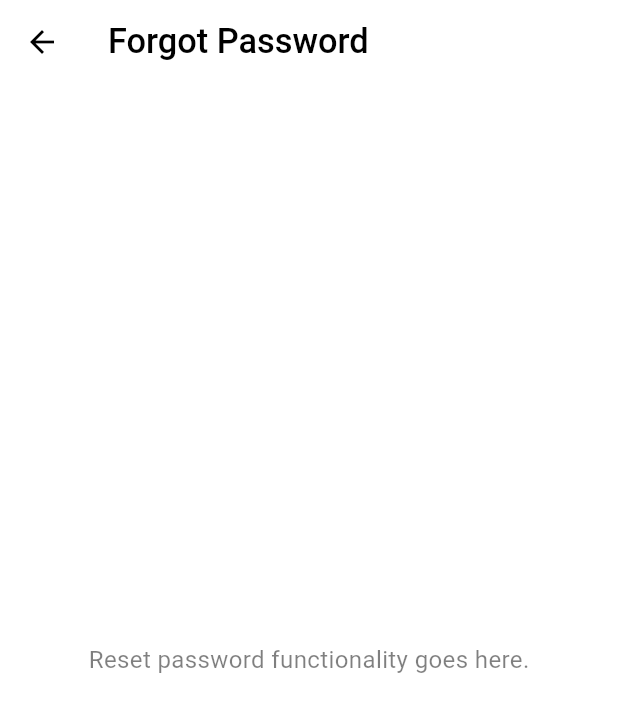
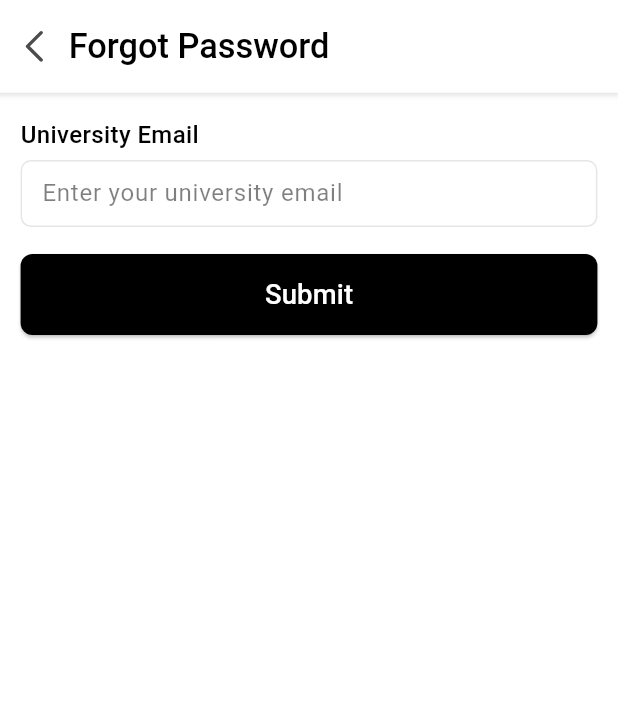
Before and after one commit to BillboEliasJohansson/Studentloppet-Frontend, a Flutter app: the ForgotPasswordScreen screen opened by its route, on a phone screen of 412 x 824 dp. Shown: the top 712 px of the screen. Run offline on Flutter 3.47's test engine with Material 3 defaults, Android fonts, the light colour scheme and no system bars; our stand-ins replace cached_network_image, flutter_svg.

Commit message:
Added partial functionallity to password reset

```diff
--- a/lib/Screens/forgot_password_screen.dart
+++ /dev/null
@@ -1,15 +0,0 @@
-import 'package:flutter/material.dart';
-
-class ForgotPasswordScreen extends StatelessWidget {
-  @override
-  Widget build(BuildContext context) {
-    return Scaffold(
-      appBar: AppBar(
-        title: Text("Forgot Password"),
-      ),
-      body: Center(
-        child: Text("Reset password functionality goes here."),
-      ),
-    );
-  }
-}
--- a/lib/Screens/login_screen.dart
+++ b/lib/Screens/login_screen.dart
@@ -1,7 +1,6 @@
 // ignore_for_file: must_be_immutable
 
 import 'package:flutter/material.dart';
-import 'package:studentloppet/Screens/signup_screen.dart';
 import 'package:studentloppet/routes/app_routes.dart';
 import 'package:studentloppet/theme/app_decoration.dart';
 import 'package:studentloppet/theme/custom_button_style.dart';
@@ -14,7 +13,7 @@
 import '../widgets/custom_elevated_button.dart';
 import '../widgets/custom_outlined_button.dart';
 import '../widgets/custom_text_form_field.dart';
-import 'forgot_password_screen.dart';
+import 'reset_screens/forgot_password_screen.dart';
 
 class LoginScreen extends StatelessWidget {
   LoginScreen({super.key});
@@ -68,7 +67,7 @@
                       },
                       child: Text(
                         "Forgot password?",
-                        style: theme.textTheme.bodyText1!.copyWith(
+                        style: theme.textTheme.bodyLarge!.copyWith(
                           color: Colors.blue,
                         ),
                       ),
@@ -213,11 +212,11 @@
       if (response.body == "true") {
         Navigator.pushNamed(context, AppRoutes.homeScreen);
       } else {
-        showErrorSnackbar(context, "Invalid Email Or Password");
+        showErrorSnackbar(context, "Invalid email or password");
       }
     } else {
       print("Error: " + response.statusCode.toString());
-      showErrorSnackbar(context, "Invalid Email Or Password");
+      showErrorSnackbar(context, "invalid email or password");
     }
   }
 }
--- /dev/null
+++ b/lib/Screens/reset_screens/forgot_password_screen.dart
@@ -0,0 +1,141 @@
+// ignore_for_file: must_be_immutable
+
+import 'package:flutter/material.dart';
+import 'package:provider/provider.dart';
+import 'package:studentloppet/User/user.dart';
+import 'package:studentloppet/networking/network.dart';
+import 'package:studentloppet/routes/app_routes.dart';
+import 'package:studentloppet/theme/custom_text_style.dart';
+import 'package:studentloppet/theme/theme_helper.dart';
+import 'package:studentloppet/utils/image_constant.dart';
+import 'package:studentloppet/utils/size_utils.dart';
+import 'package:studentloppet/utils/snackbars_util.dart';
+import 'package:studentloppet/utils/validation_functions.dart';
+import 'package:studentloppet/widgets/app_bar/appbar_leading_image.dart';
+import 'package:studentloppet/widgets/app_bar/appbar_title.dart';
+import 'package:studentloppet/widgets/app_bar/custom_app_bar.dart';
+import 'package:studentloppet/widgets/custom_elevated_button.dart';
+import 'package:studentloppet/widgets/custom_text_form_field.dart';
+
+class ForgotPasswordScreen extends StatelessWidget {
+
+  TextEditingController emailController = TextEditingController();
+
+  @override
+  Widget build(BuildContext context) {
+    final user = Provider.of<User>(context);
+    return SafeArea(
+      child: Scaffold(
+        resizeToAvoidBottomInset: false,
+        appBar: _buildAppBar(context),
+        body: SizedBox(
+          width: SizeUtils.width,
+          child: SingleChildScrollView(
+            padding: EdgeInsets.only(
+              bottom: MediaQuery.of(context).viewInsets.bottom,
+            ),
+            child: Form(
+              child: Container(
+                width: double.maxFinite,
+                padding: EdgeInsets.symmetric(
+                  horizontal: 12.h,
+                  vertical: 13.v,
+                ),
+                child: Column(
+                  children: [
+                    _buildInputEmail(context),
+                    SizedBox(height: 14.v),
+                    CustomElevatedButton(
+                      text: "Submit",
+                      buttonTextStyle: CustomTextStyles.titleMediumWhiteA700,
+                      onPressed: () async {
+                        await sendOtp(context, user);
+                      },
+                    ),
+                    SizedBox(height: 5.v)
+                  ],
+                ),
+              ),
+            ),
+          ),
+        ),
+      ),
+    );
+  }
+
+    Widget _buildInputEmail(BuildContext context) {
+    return Column(
+      crossAxisAlignment: CrossAxisAlignment.start,
+      children: [
+        Text(
+          "University Email",
+          style: theme.textTheme.titleSmall,
+        ),
+        SizedBox(height: 4.v),
+        CustomTextFormField(
+          controller: emailController,
+          hintText: "Enter your university email",
+          textInputType: TextInputType.emailAddress,
+        )
+      ],
+    );
+  }
+
+  PreferredSizeWidget _buildAppBar(BuildContext context) {
+    return CustomAppBar(
+      leadingWidth: 32.h,
+      leading: AppbarLeadingImage(
+        imagePath: ImageConstant.imgArrowLeft,
+        margin: EdgeInsets.only(
+          left: 8.h,
+          top: 12.v,
+          bottom: 12.v,
+        ),
+        onTap: () {
+          onTapArrowleftone(context);
+        },
+      ),
+      title: AppbarTitle(
+        text: "Forgot Password",
+        margin: EdgeInsets.only(left: 8.h),
+      ),
+      styleType: Style.bgShadow,
+    );
+  }
+
+    onTapArrowleftone(BuildContext context) {
+    Navigator.pop(context);
+  }
+
+  Future<void> sendOtp(BuildContext context, User user) async {
+    if (emailController.text.contains("hej")){
+      user.email = emailController.text;
+      Navigator.pushNamed(context, AppRoutes.verifyOtpScreen);
+      return;
+    }
+
+    if (!isValidEmail(emailController.text)) {
+      showErrorSnackbar(context, "Invalid Email");
+      return;
+    }
+
+    // Fetch data asynchronously and wait for the result
+    final response = await network.callOtp(emailController.text);
+
+    // Check if the request was successful
+    if (response.statusCode == 200) {
+      print("Response: " + response.body);
+      if (response.body.contains("Email sent, verification available")) {
+        showSuccesfulSnackbar(context, "Success");
+        user.email = emailController.text;
+        Navigator.pushNamed(context, AppRoutes.verifyOtpScreen);
+      }
+      if (response.body.contains("User not found")) {
+        showErrorSnackbar(context, "User not found");
+      }
+    } else {
+      showErrorSnackbar(context, "Internal Server Error");
+      print("Error: " + response.statusCode.toString());
+    }
+  }
+}
--- /dev/null
+++ b/lib/User/user.dart
@@ -0,0 +1,14 @@
+import 'package:flutter/foundation.dart';
+
+class User with ChangeNotifier {
+  String _email; // Explicit default value to avoid null
+
+  User([this._email = '']); // Default empty string for initial value
+
+  String get email => _email;
+
+  set email(String newEmail) {
+    _email = newEmail;
+    notifyListeners(); // Notify listeners of change
+  }
+}
--- a/lib/networking/network.dart
+++ b/lib/networking/network.dart
@@ -22,6 +22,26 @@
             "/" +
             password));
 
+    return response;
+  }
+
+  static Future<http.Response> callOtp(String email) async {
+    final response = await http.get(Uri.parse(
+        'https://group-15-2.pvt.dsv.su.se/forgotPassword/verifyEmail/' +
+            email));
+    return response;
+  }
+
+  static Future<http.Response> sendOtp(String otp , String email) async {
+    final response = await http.get(Uri.parse(
+        "https://group-15-2.pvt.dsv.su.se/forgotPassword/verifyOtp/" + otp + "/" + email));
+    return response;
+  }
+
+  //TODO RECORD
+  static Future<http.Response> updatePassword(String password , String email) async {
+    final response = await http.get(Uri.parse(
+        "https://group-15-2.pvt.dsv.su.se/forgotPassword/verifyOtp/" + password + "/" + email));
     return response;
   }
 
--- a/lib/routes/app_routes.dart
+++ b/lib/routes/app_routes.dart
@@ -1,8 +1,11 @@
 import 'package:flutter/material.dart';
-import 'package:studentloppet/Screens/forgot_password_screen.dart';
+import 'package:studentloppet/Screens/reset_screens/forgot_password_screen.dart';
 import 'package:studentloppet/Screens/login_screen.dart';
 import 'package:studentloppet/Screens/signup_screen.dart';
 import 'package:studentloppet/Screens/home_screen.dart';
+import 'package:studentloppet/Screens/reset_screens/verify_otp_screen.dart';
+import 'package:studentloppet/Screens/reset_screens/update_password_screen.dart';
+
 
 class AppRoutes {
   static const String initialRoute = '/initialRoute';
@@ -14,10 +17,16 @@
   static const String forgotPasswordScreen =
       '/Screens/forgot_password_screen.dart';
 
+  static const String verifyOtpScreen = '/Screens/verify_otp_screen.dart';
+
+  static const String updatePasswordScreen = '/Screens/update_password_screen.dart';
+
   static Map<String, WidgetBuilder> routes = {
     initialRoute: (context) => LoginScreen(),
     signupScreen: (context) => SignupScreen(),
     homeScreen: (context) => HomeScreen(),
-    forgotPasswordScreen: (contect) => ForgotPasswordScreen(),
+    forgotPasswordScreen: (context) => ForgotPasswordScreen(),
+    verifyOtpScreen: (context) => VerifyOtpScreen(),
+    updatePasswordScreen:(context) => UpdatePasswordScreen(),
   };
 }
--- a/pubspec.yaml
+++ b/pubspec.yaml
@@ -16,6 +16,7 @@
   connectivity_plus: 6.0.2
   cupertino_icons: 1.0.8
   http: ^1.0.0
+  provider: ^6.1.2
 
 dev_dependencies:
   flutter_test:
```
Also changed, not shown: lib/Screens/reset_screens/update_password_screen.dart (added, +156 -0 lines), lib/Screens/reset_screens/verify_otp_screen.dart (added, +136 -0 lines), lib/main.dart (+12 -5 lines), pubspec.lock.
